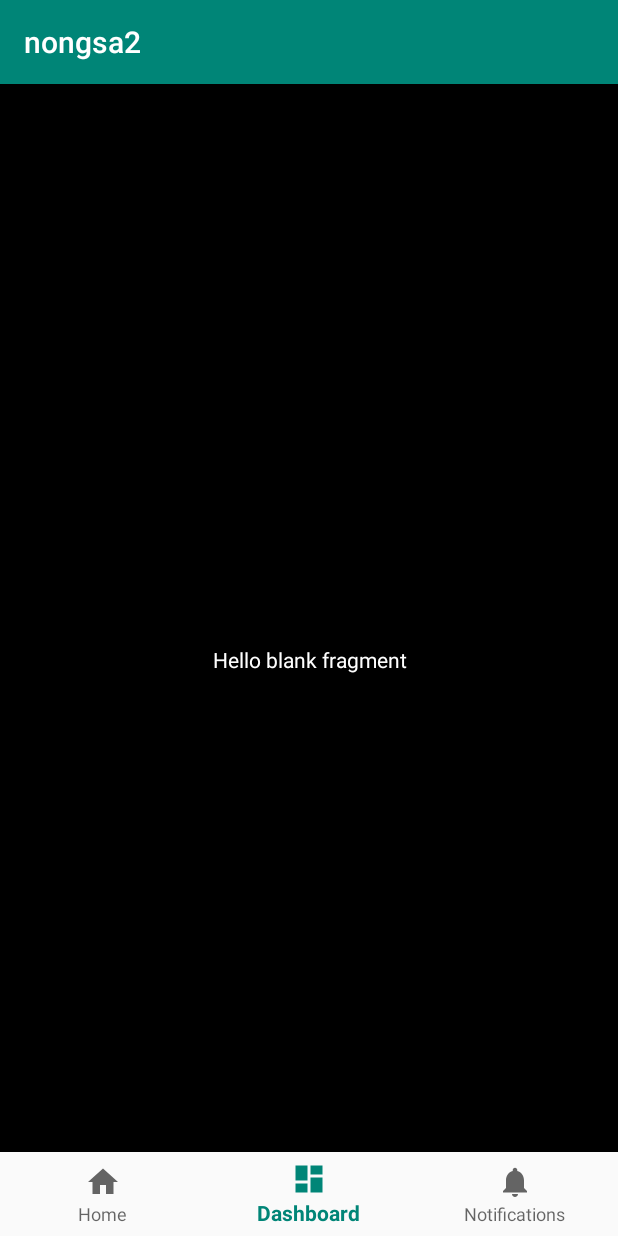
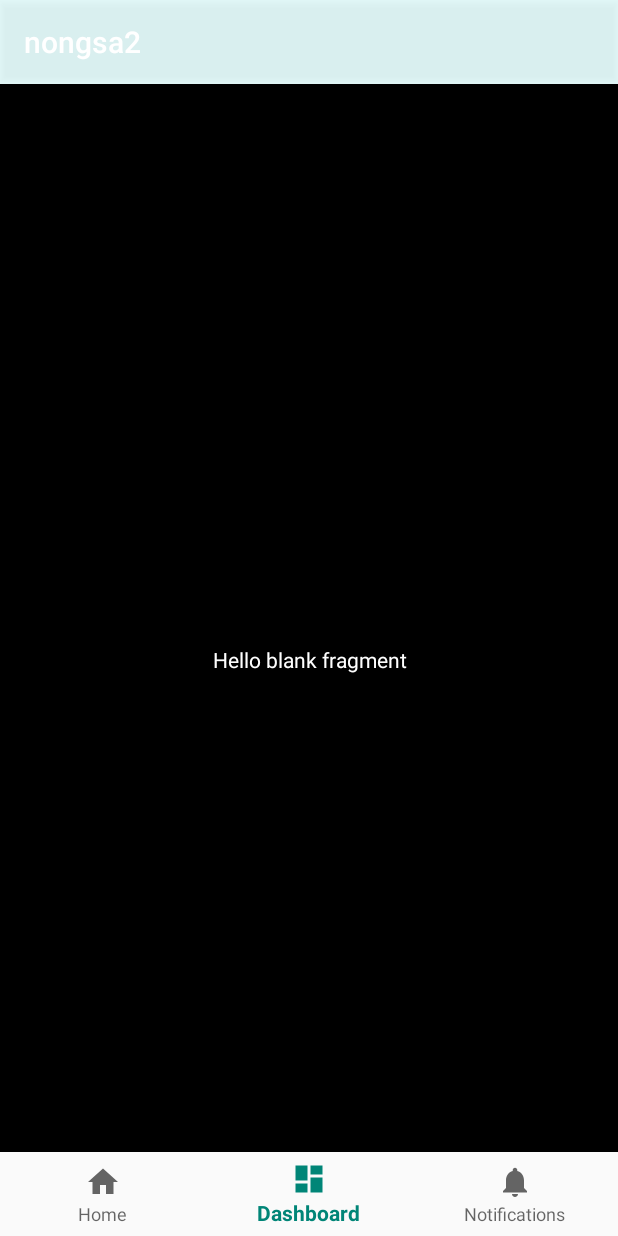
Before and after one commit to parkjunho12/nongsa2, an Android app: the screen it shows after launch (MainActivity), item 2 of the bottom bar chosen, on a phone screen of 412 x 824 dp. Run offline under Robolectric (Android 15) with nearby library versions, the phone set to English and light mode, and no system bars.

Commit message:
프레그먼트

```diff
--- a/app/src/main/java/com/example/nongsa2/MainActivity.java
+++ b/app/src/main/java/com/example/nongsa2/MainActivity.java
@@ -1,11 +1,16 @@
 package com.example.nongsa2;
 
+import android.app.Activity;
 import android.app.FragmentTransaction;
+import android.graphics.Color;
+import android.graphics.drawable.ColorDrawable;
+import android.os.Build;
 import android.os.Bundle;
 
 import com.google.android.material.bottomnavigation.BottomNavigationView;
 import com.google.android.material.snackbar.Snackbar;
 
+import androidx.annotation.RequiresApi;
 import androidx.appcompat.app.AppCompatActivity;
 import androidx.annotation.NonNull;
 import androidx.fragment.app.Fragment;
@@ -13,6 +18,9 @@ import androidx.fragment.app.FragmentManager;
 
 import android.util.Log;
 import android.view.MenuItem;
+import android.view.View;
+import android.view.Window;
+import android.view.WindowManager;
 import android.widget.TextView;
 
 public class MainActivity extends AppCompatActivity {
@@ -23,21 +31,28 @@ public class MainActivity extends AppCompatActivity {
     private BottomNavigationView.OnNavigationItemSelectedListener mOnNavigationItemSelectedListener
             = new BottomNavigationView.OnNavigationItemSelectedListener() {
 
+        @RequiresApi(api = Build.VERSION_CODES.LOLLIPOP)
         @Override
         public boolean onNavigationItemSelected(@NonNull MenuItem item) {
             Fragment fragment = null;
             switch (item.getItemId()) {
                 case R.id.navigation_home:
                     fragment = new Homepage();
+                    getWindow().setStatusBarColor(Color.parseColor("#00ff0000"));
+                    getSupportActionBar().setBackgroundDrawable(new ColorDrawable(0x00ff0000));
                     fm.beginTransaction().replace(R.id.container2,fragment).commit();
                     return true;
                 case R.id.navigation_dashboard:
                     fragment = new secondpage();
+                    getWindow().setStatusBarColor(Color.parseColor("#b3e5ff"));
+                    getSupportActionBar().setBackgroundDrawable(new ColorDrawable(0x90d9ffff));
                     fm.beginTransaction().replace(R.id.container2,fragment).commit();
                     Log.d("ddd","MonthFragment");
                     return true;
                 case R.id.navigation_notifications:
                     fragment = new thirdpage();
+                    getWindow().setStatusBarColor(Color.parseColor("#fff7a2"));
+                    getSupportActionBar().setBackgroundDrawable(new ColorDrawable(0xFFf27000));
                     fm.beginTransaction().replace(R.id.container2,fragment).commit();
                     return true;
             }
@@ -49,6 +64,7 @@ public class MainActivity extends AppCompatActivity {
             return false;
         }
     };
+
 
     @Override
     protected void onCreate(Bundle savedInstanceState) {
--- a/app/src/main/java/com/example/nongsa2/secondpage.java
+++ b/app/src/main/java/com/example/nongsa2/secondpage.java
@@ -1,6 +1,7 @@
 package com.example.nongsa2;
 
 import android.content.Context;
+import android.graphics.drawable.ColorDrawable;
 import android.net.Uri;
 import android.os.Bundle;
 
@@ -67,6 +68,9 @@ public class secondpage extends Fragment implements MainActivity.OnBackPressedLi
     public View onCreateView(LayoutInflater inflater, ViewGroup container,
                              Bundle savedInstanceState) {
         // Inflate the layout for this fragment
+
+
+        출처: https://docko.tistory.com/entry/안드로이드-Action-Bar-색상-변경하기 [장똘]
         return inflater.inflate(R.layout.fragment_secondpage, container, false);
     }
 
--- a/app/src/main/res/layout/fragment_homepage.xml
+++ b/app/src/main/res/layout/fragment_homepage.xml
@@ -2,12 +2,13 @@
 <FrameLayout xmlns:android="http://schemas.android.com/apk/res/android"
     xmlns:tools="http://schemas.android.com/tools"
     android:layout_width="match_parent"
+    android:background="@android:color/darker_gray"
     android:layout_height="match_parent"
     tools:context=".Homepage">
 <LinearLayout
     android:layout_width="match_parent"
     android:layout_height="match_parent"
-    android:background="@android:color/darker_gray">
+    >
     <!-- TODO: Update blank fragment layout -->
     <TextView
         android:gravity="center"
```
